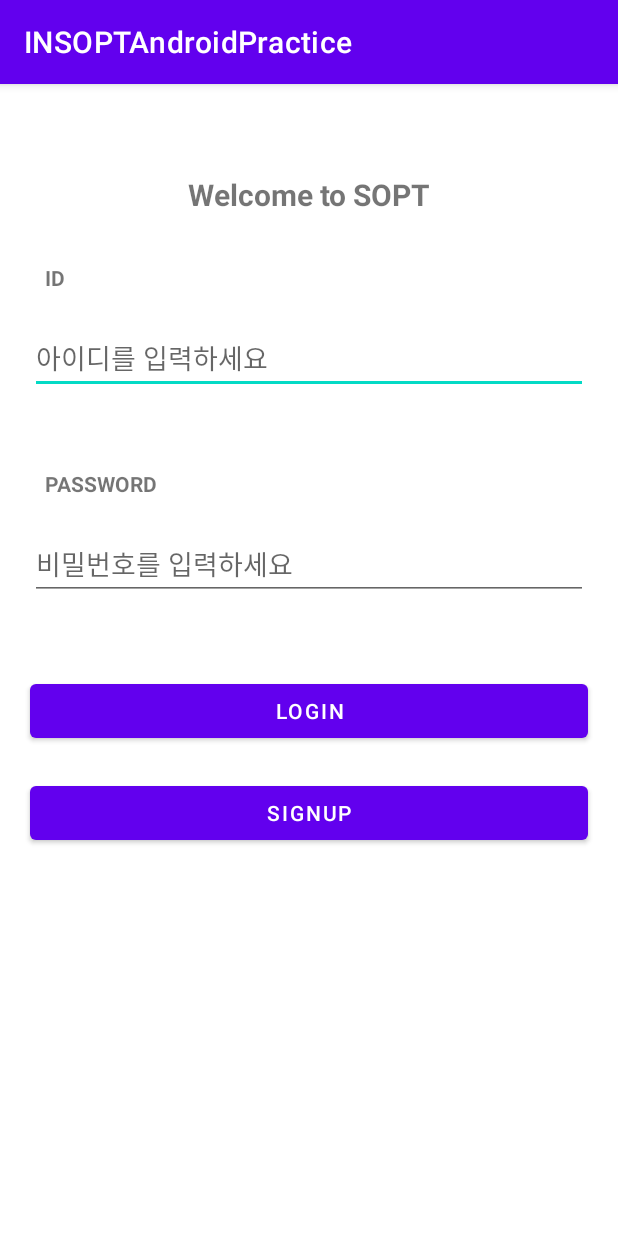
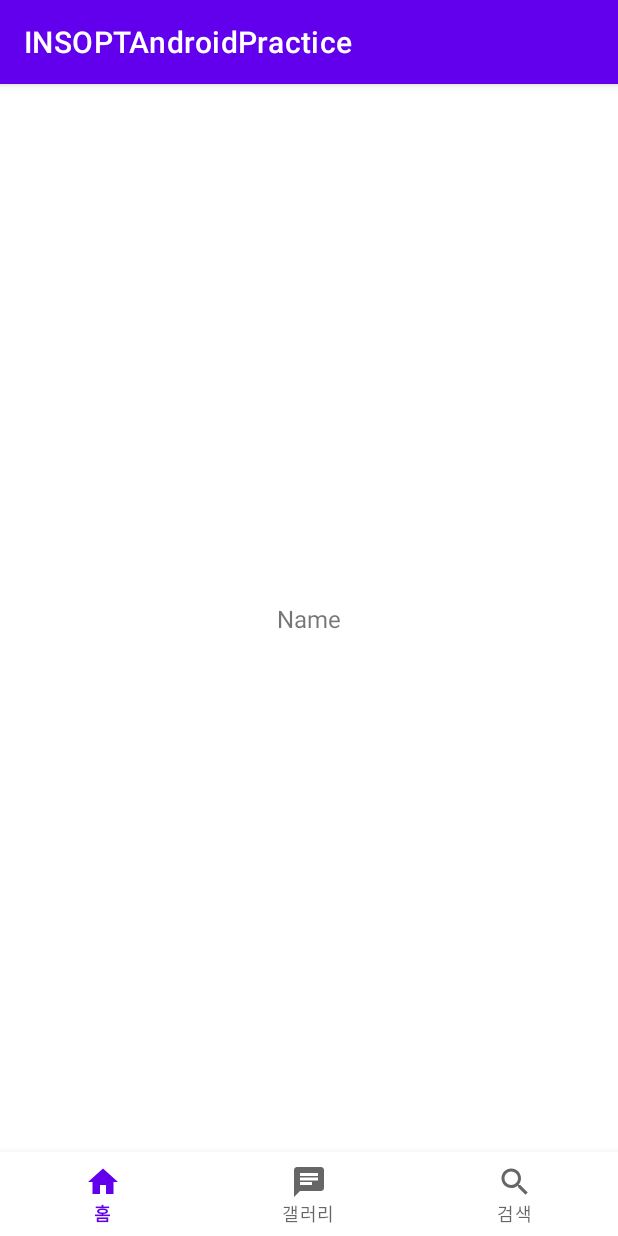
Before and after one commit to IN-SOPT-ANDROID/suhyeon-lee, an Android app: the screen it shows after launch (LoginActivity before the commit, HomeActivity after it), on a phone screen of 412 x 824 dp. Run offline under Robolectric (Android 15) with nearby library versions, the phone set to English and light mode, and no system bars.

Commit message:
LoginResponse.kt > ReqresResponse.kt 파일명 변경

```diff
--- a/app/src/main/java/org/sopt/sample/home/HomeFragment.kt
+++ b/app/src/main/java/org/sopt/sample/home/HomeFragment.kt
@@ -1,6 +1,68 @@
-package org.sopt.sample
+package org.sopt.sample.home
 
+import android.os.Bundle
+import android.util.Log
+import android.view.LayoutInflater
+import android.view.View
+import android.view.ViewGroup
 import androidx.fragment.app.Fragment
+import org.sopt.sample.databinding.FragmentHomeBinding
+import org.sopt.sample.retrofit.ReqresResponse
+import org.sopt.sample.retrofit.RetrofitConnection
+import org.sopt.sample.retrofit.UserInfoService
+import retrofit2.Call
+import retrofit2.Callback
+import retrofit2.Response
 
 class HomeFragment: Fragment() {
+    private var _binding: FragmentHomeBinding? = null
+    private val binding: FragmentHomeBinding
+        get() = requireNotNull(_binding) { "homeFragment _binding 오류" }
+
+    override fun onCreateView(
+        inflater: LayoutInflater, // 뷰를 생성하는 객체
+        container: ViewGroup?, // 생성할 뷰(자식 뷰)가 들어갈 부모 뷰
+        savedInstanceState: Bundle? // 이전 프래그먼트 객체에서 전달된 데이터(번들)
+    ): View? {
+        _binding = FragmentHomeBinding.inflate(inflater, container, false)
+        return binding.root
+    }
+
+    override fun onViewCreated(view: View, savedInstanceState: Bundle?) {
+        super.onViewCreated(view, savedInstanceState)
+        getUserInfo()
+    }
+
+    // 레트로핏 클래스를 이용해 필요한 데이터 받아오기
+    private fun getUserInfo() {
+        // 레트로핏 객체를 이용해 UserInfoService 인터페이스 구현체를 가져올 수 있다
+        val retrofitAPI = RetrofitConnection.getInstance().create(UserInfoService::class.java)
+
+        retrofitAPI.getUserInfo().enqueue(object: Callback<ReqresResponse> {
+            override fun onResponse(
+                call: Call<ReqresResponse>,
+                response: Response<ReqresResponse>
+            ) {
+                if (response.isSuccessful) {
+                    response.body()?.let { showUserInfo(it) }
+                    Log.d("USERINFO-RESPONSE/SUCCESS", "USERINFO 성공!! $response")
+                }
+                else {
+                    Log.d("USERINFO-RESPONSE/semi-SUCCESS", "반만 성공.. $response")
+                }
+            }
+
+            override fun onFailure(
+                call: Call<ReqresResponse>,
+                t: Throwable
+            ) {
+                Log.d("USERINFO-RESPONSE/FAILURE", "USERINFO 실패 ㅠㅠ, ${t.message}")
+            }
+
+        })
+    }
+
+    private fun showUserInfo(response: ReqresResponse) {
+        binding.tvNameTitle.text = response.data[1].email.toString()
+    }
 }
--- a/app/src/main/java/org/sopt/sample/retrofit/LoginResponse.kt
+++ b/app/src/main/java/org/sopt/sample/retrofit/ReqresResponse.kt
@@ -1,6 +1,6 @@
 package org.sopt.sample.retrofit
 
-data class LoginResponse(
+data class ReqresResponse(
     val `data`: List<Data>,
     val page: Int,
     val per_page: Int,
--- a/app/src/main/java/org/sopt/sample/retrofit/RetrofitConnection.kt
+++ b/app/src/main/java/org/sopt/sample/retrofit/RetrofitConnection.kt
@@ -1,4 +1,28 @@
 package org.sopt.sample.retrofit
 
+import retrofit2.Retrofit
+import retrofit2.converter.gson.GsonConverterFactory
+
 class RetrofitConnection {
+
+    // 객체를 하나만 생성하는 싱글턴 패턴을 적용한다
+    companion object {
+        // API 서버의 주소가 BASE_URL이 된다
+        private const val BASE_URL = "https://reqres.in/"
+        private var INSTANCE: Retrofit? = null
+
+        // 레트로핏 객체를 생성해준다
+        fun getInstance(): Retrofit {
+            if (INSTANCE == null) { // null인 경우에만 생성
+                INSTANCE = Retrofit.Builder()
+                    .baseUrl(BASE_URL) // API 베이스 URL 설정
+                    .addConverterFactory(GsonConverterFactory.create())
+                    // 레트로핏에 컨버터 팩토리를 추가해준다
+                    // 컨버터 팩토리: JSON 응답 객체를, 우리가 만든 데이터 클래스 객체로 변환해줌
+                    // Gson이라는 레트로핏 기본 컨버터 팩토리를 사용하는 것
+                    .build()
+            }
+            return INSTANCE!!
+        }
+    }
 }
--- a/app/src/main/java/org/sopt/sample/retrofit/UserInfoService.kt
+++ b/app/src/main/java/org/sopt/sample/retrofit/UserInfoService.kt
@@ -1,4 +1,11 @@
 package org.sopt.sample.retrofit
 
+import retrofit2.Call
+import retrofit2.http.GET
+
+// HTTP 메소드를 작성해 레트로핏이 데이터를 가져올 수 있게 한다
+// 인터페이스를 작성하면, 레트로핏 라이브러리가 인터페이스에 정의된 API 엔드포인트들을 자동으로 구현해준다
 interface UserInfoService {
+    @GET("api/users?page=2") // https://reqres.in/api/users?page=2
+    fun getUserInfo(): Call<ReqresResponse>
 }
--- a/app/src/main/java/org/sopt/sample/search/SearchFragment.kt
+++ b/app/src/main/java/org/sopt/sample/search/SearchFragment.kt
@@ -1,4 +1,4 @@
-package org.sopt.sample
+package org.sopt.sample.search
 
 import androidx.fragment.app.Fragment
 
--- a/app/src/main/res/layout/activity_home.xml
+++ b/app/src/main/res/layout/activity_home.xml
@@ -1,42 +1,25 @@
 <?xml version="1.0" encoding="utf-8"?>
-<androidx.constraintlayout.widget.ConstraintLayout xmlns:android="http://schemas.android.com/apk/res/android"
-    xmlns:app="http://schemas.android.com/apk/res-auto"
-    xmlns:tools="http://schemas.android.com/tools"
-    android:layout_width="match_parent"
-    android:layout_height="match_parent"
-    tools:context=".HomeActivity">
+<androidx.constraintlayout.widget.ConstraintLayout
+        xmlns:android="http://schemas.android.com/apk/res/android"
+        xmlns:app="http://schemas.android.com/apk/res-auto"
+        xmlns:tools="http://schemas.android.com/tools"
+        android:layout_width="match_parent"
+        android:layout_height="match_parent">
 
-    <ImageView
-        android:id="@+id/profile"
-        android:layout_width="100dp"
-        android:layout_height="0dp"
-        app:layout_constraintDimensionRatio="1:1"
-        android:layout_marginTop="130dp"
-        app:layout_constraintEnd_toEndOf="parent"
-        app:layout_constraintStart_toStartOf="parent"
-        app:layout_constraintTop_toTopOf="parent"
-        app:srcCompat="@drawable/basicprofile" />
+        <androidx.fragment.app.FragmentContainerView
+            android:id="@+id/home_container"
+            android:layout_width="match_parent"
+            android:layout_height="0dp"
+            app:layout_constraintTop_toTopOf="parent"
+            app:layout_constraintBottom_toTopOf="@id/nav"
+            android:name="org.sopt.sample.home.HomeFragment"
+            tools:layout="@layout/fragment_home" />
 
-    <TextView
-        android:id="@+id/id_output"
-        android:layout_width="wrap_content"
-        android:layout_height="wrap_content"
-        android:layout_marginTop="12dp"
-        android:text=""
-        android:textSize="20sp"
-        app:layout_constraintEnd_toEndOf="parent"
-        app:layout_constraintStart_toStartOf="parent"
-        app:layout_constraintTop_toBottomOf="@+id/profile" />
-
-    <TextView
-        android:id="@+id/mbti_output"
-        android:layout_width="wrap_content"
-        android:layout_height="wrap_content"
-        android:layout_marginTop="12dp"
-        android:text=""
-        android:textSize="20sp"
-        app:layout_constraintEnd_toEndOf="parent"
-        app:layout_constraintStart_toStartOf="parent"
-        app:layout_constraintTop_toBottomOf="@+id/id_output" />
+        <com.google.android.material.bottomnavigation.BottomNavigationView
+            android:id="@+id/nav"
+            android:layout_width="match_parent"
+            android:layout_height="56dp"
+            app:layout_constraintBottom_toBottomOf="parent"
+            app:menu="@menu/bottom_navigation_menu" />
 
 </androidx.constraintlayout.widget.ConstraintLayout>
--- a/app/src/main/res/layout/fragment_gallery.xml
+++ b/app/src/main/res/layout/fragment_gallery.xml
@@ -1,6 +1,7 @@
 <?xml version="1.0" encoding="utf-8"?>
 <androidx.constraintlayout.widget.ConstraintLayout xmlns:android="http://schemas.android.com/apk/res/android"
-             android:layout_width="match_parent"
-             android:layout_height="match_parent">
+    android:layout_width="match_parent"
+    android:layout_height="match_parent"
+    android:background="#03A9F4">
 
 </androidx.constraintlayout.widget.ConstraintLayout>
--- a/app/src/main/res/layout/fragment_home.xml
+++ b/app/src/main/res/layout/fragment_home.xml
@@ -1,6 +1,20 @@
 <?xml version="1.0" encoding="utf-8"?>
-<androidx.constraintlayout.widget.ConstraintLayout xmlns:android="http://schemas.android.com/apk/res/android"
-             android:layout_width="match_parent"
-             android:layout_height="match_parent">
+<androidx.constraintlayout.widget.ConstraintLayout
+    xmlns:android="http://schemas.android.com/apk/res/android"
+    xmlns:app="http://schemas.android.com/apk/res-auto"
+    xmlns:tools="http://schemas.android.com/tools"
+    android:layout_width="match_parent"
+    android:layout_height="match_parent">
+
+    <TextView
+        android:id="@+id/tv_name_title"
+        android:layout_width="wrap_content"
+        android:layout_height="wrap_content"
+        android:text="Name"
+        android:textSize="16sp"
+        app:layout_constraintBottom_toBottomOf="parent"
+        app:layout_constraintEnd_toEndOf="parent"
+        app:layout_constraintStart_toStartOf="parent"
+        app:layout_constraintTop_toTopOf="parent" />
 
 </androidx.constraintlayout.widget.ConstraintLayout>
--- a/app/src/main/res/layout/fragment_search.xml
+++ b/app/src/main/res/layout/fragment_search.xml
@@ -1,6 +1,7 @@
 <?xml version="1.0" encoding="utf-8"?>
 <androidx.constraintlayout.widget.ConstraintLayout xmlns:android="http://schemas.android.com/apk/res/android"
-             android:layout_width="match_parent"
-             android:layout_height="match_parent">
+    android:layout_width="match_parent"
+    android:layout_height="match_parent"
+    android:background="#F034">
 
 </androidx.constraintlayout.widget.ConstraintLayout>
--- a/app/src/main/res/menu/bottom_navigation_menu.xml
+++ b/app/src/main/res/menu/bottom_navigation_menu.xml
@@ -1,4 +1,18 @@
 <?xml version="1.0" encoding="utf-8"?>
 <menu xmlns:android="http://schemas.android.com/apk/res/android">
-
+    <item
+        android:id="@+id/nav_home"
+        android:enabled="true"
+        android:icon="@drawable/ic_nav_home"
+        android:title="홈"/>
+    <item
+        android:id="@+id/nav_gallery"
+        android:enabled="true"
+        android:icon="@drawable/ic_nav_gallery"
+        android:title="갤러리"/>
+    <item
+        android:id="@+id/nav_search"
+        android:enabled="true"
+        android:icon="@drawable/ic_nav_search"
+        android:title="검색"/>
 </menu>
```
Also changed, not shown: app/build.gradle (+8 -1 lines), app/src/main/AndroidManifest.xml (+9 -5 lines), app/src/main/java/org/sopt/sample/HomeActivity.kt (+29 -4 lines), app/src/main/java/org/sopt/sample/gallery/GalleryFragment.kt (+15 -1 lines).
